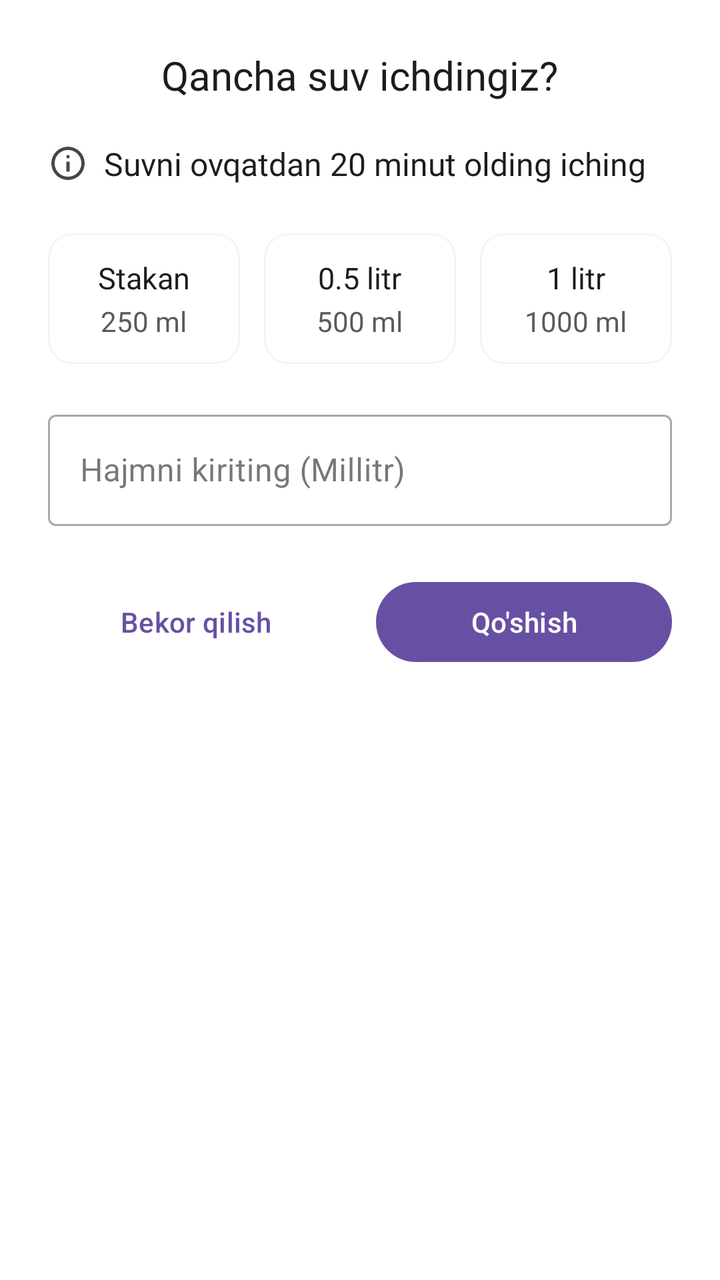
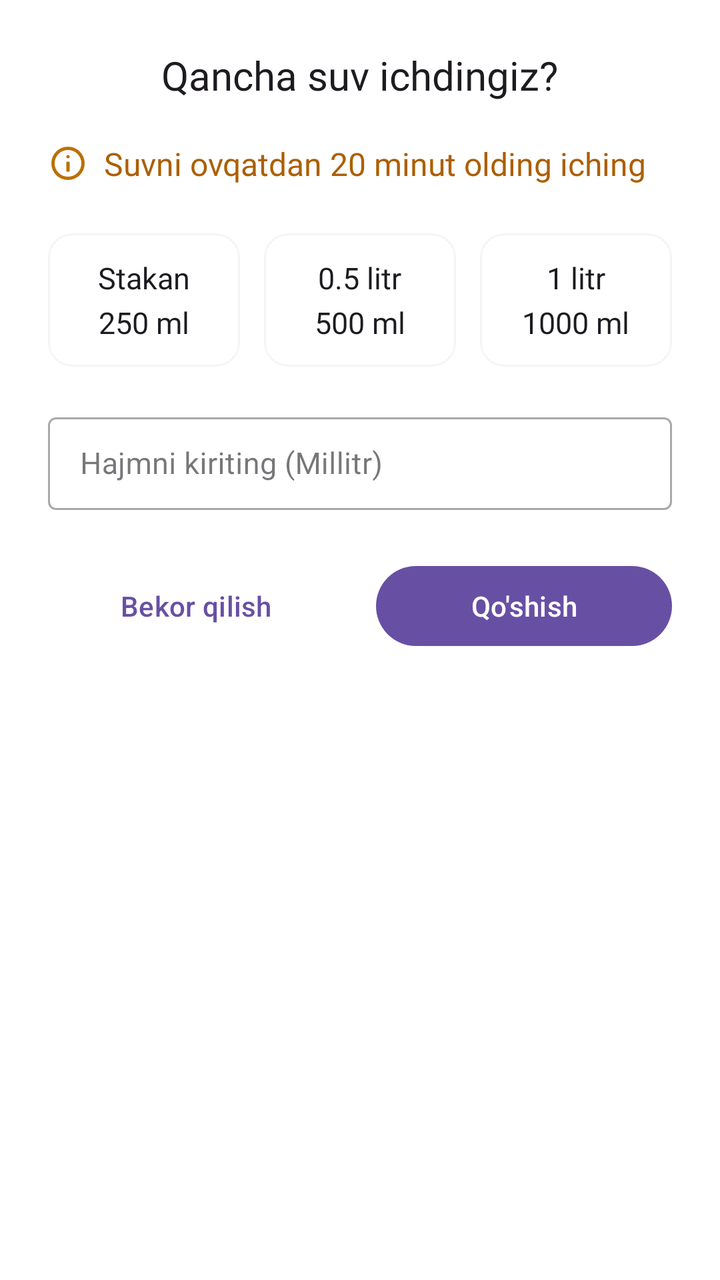

An Android layout rendered at two revisions. The XML below is the earlier revision; the diff shows what the commit changed to produce the second picture.
<!-- AndroidManifest.xml: application theme Theme.Ozamiz -->
<!-- res/layout/dialog_log_water.xml -->
<?xml version="1.0" encoding="utf-8"?>
<LinearLayout xmlns:android="http://schemas.android.com/apk/res/android"
    xmlns:app="http://schemas.android.com/apk/res-auto"
    android:layout_width="match_parent"
    android:layout_height="wrap_content"
    android:background="?colorSurfaceContainerLowest"
    android:orientation="vertical"
    android:padding="24dp">

    <TextView
        style="@style/Title2_20"
        android:layout_width="wrap_content"
        android:layout_height="wrap_content"
        android:layout_gravity="center_horizontal"
        android:layout_marginBottom="20dp"
        android:text="@string/log_water_title"
        android:textColor="?colorOnSurface" />

    <TextView
        style="@style/Text1_16"
        android:layout_width="wrap_content"
        android:layout_height="wrap_content"
        android:layout_marginBottom="12dp"
        android:drawablePadding="@dimen/dimen_8"
        android:text="Suvni ovqatdan 20 minut olding iching"
        android:textColor="?colorOnSurface"
        app:drawableStartCompat="@drawable/info_ic" />

    <LinearLayout
        android:layout_width="match_parent"
        android:layout_height="wrap_content"
        android:layout_marginTop="@dimen/dimen_12"
        android:baselineAligned="false"
        android:orientation="horizontal">

        <com.google.android.material.card.MaterialCardView
            android:id="@+id/card_glass"
            style="@style/WaterPresetCard">

            <LinearLayout style="@style/WaterPresetLayout">

                <ImageView
                    style="@style/WaterPresetIcon"
                    android:visibility="gone"
                    android:src="@drawable/water_full_24px" />

                <TextView
                    style="@style/WaterPresetLabel"
                    android:text="@string/water_preset_glass" />

                <TextView
                    style="@style/WaterPresetAmount"
                    android:text="@string/water_amount_glass" />
            </LinearLayout>
        </com.google.android.material.card.MaterialCardView>

        <com.google.android.material.card.MaterialCardView
            android:id="@+id/card_small_bottle"
            style="@style/WaterPresetCard"
            android:layout_marginStart="12dp"
            android:layout_marginEnd="12dp">

            <LinearLayout style="@style/WaterPresetLayout">

                <ImageView
                    style="@style/WaterPresetIcon"
                    android:visibility="gone"
                    android:src="@drawable/bottle_mini" />

                <TextView
                    style="@style/WaterPresetLabel"
                    android:gravity="center"
                    android:text="0.5 litr" />

                <TextView
                    style="@style/WaterPresetAmount"
                    android:text="@string/water_amount_small_bottle" />
            </LinearLayout>
        </com.google.android.material.card.MaterialCardView>

        <com.google.android.material.card.MaterialCardView
            android:id="@+id/card_large_bottle"
            style="@style/WaterPresetCard">

            <LinearLayout style="@style/WaterPresetLayout">

                <ImageView
                    style="@style/WaterPresetIcon"
                    android:visibility="gone"
                    android:src="@drawable/water_bottle_24px" />

                <TextView
                    style="@style/WaterPresetLabel"
                    android:text="1 litr" />

                <TextView
                    style="@style/WaterPresetAmount"
                    android:text="@string/water_amount_large_bottle" />
            </LinearLayout>
        </com.google.android.material.card.MaterialCardView>

    </LinearLayout>

    <com.google.android.material.textfield.TextInputLayout
        android:id="@+id/textInputLayout_waterAmount"
        style="@style/Widget.MaterialComponents.TextInputLayout.OutlinedBox"
        android:layout_width="match_parent"
        android:layout_height="wrap_content"
        android:layout_marginTop="20dp"
        android:hint="@string/enter_water_amount_hint"
        app:suffixText="ml">

        <com.google.android.material.textfield.TextInputEditText
            android:id="@+id/editText_waterAmount"
            android:layout_width="match_parent"
            android:layout_height="wrap_content"
            android:imeOptions="actionDone"
            android:inputType="number"
            android:maxLength="5" />
    </com.google.android.material.textfield.TextInputLayout>

    <LinearLayout
        android:layout_width="match_parent"
        android:layout_height="wrap_content"
        android:layout_marginTop="24dp"
        android:orientation="horizontal">

        <com.google.android.material.button.MaterialButton
            android:id="@+id/button_cancel_water"
            style="@style/Widget.Material3.Button.TextButton"
            android:layout_width="0dp"
            android:layout_height="wrap_content"
            android:layout_marginEnd="8dp"
            android:layout_weight="1"
            android:text="@string/cancel" />

        <com.google.android.material.button.MaterialButton
            android:id="@+id/button_add_water_confirm"
            style="@style/Widget.Material3.Button"
            android:layout_width="0dp"
            android:layout_height="wrap_content"
            android:layout_marginStart="8dp"
            android:layout_weight="1"
            android:text="@string/add" />
    </LinearLayout>

</LinearLayout>
<!-- resources referenced by this layout -->
<resources>
  <style name="WaterPresetAmount" parent="Text1_14">
              <item name="android:layout_width">wrap_content</item>
              <item name="android:layout_height">wrap_content</item>
              <item name="android:textColor">?colorOnSurfaceVariant</item>
              <item name="android:layout_marginTop">2dp</item>
          </style>
  <style name="WaterPresetCard" parent="Widget.Material3.CardView.Outlined">
              <item name="android:layout_width">0dp</item>
              <item name="android:layout_height">wrap_content</item>
              <item name="android:layout_weight">1</item>
              <item name="cardCornerRadius">12dp</item>
              <item name="android:clickable">true</item>
              <item name="android:focusable">true</item>
              <item name="android:foreground">?attr/selectableItemBackground</item>
              <item name="cardBackgroundColor">?colorSurfaceContainerLowest</item>
              <item name="strokeWidth">1dp</item>
              <item name="strokeColor">?colorOutlineVariant</item>
          </style>
  <style name="WaterPresetLabel" parent="Text2_15">
              <item name="android:layout_width">wrap_content</item>
              <item name="android:layout_height">wrap_content</item>
              <item name="android:textColor">?colorOnSurface</item>
          </style>
  <style name="WaterPresetLayout">
              <item name="android:layout_width">match_parent</item>
              <item name="android:layout_height">wrap_content</item>
              <item name="android:orientation">vertical</item>
              <item name="android:padding">12dp</item>
              <item name="android:gravity">center</item>
          </style>
  <style name="Text1_14">
          <item name="android:textSize">14sp</item>
          <item name="android:fontFamily">@font/roboto_regular</item>
      </style>
  <style name="Base.Ozamiz" parent="Theme.Material3.Light.NoActionBar">
  
          <item name="backgroundColor">?colorSurface</item>
          <item name="android:windowBackground">?backgroundColor</item>
          <item name="android:statusBarColor">?colorSurfaceContainerLowest</item>
          <item name="android:windowLightStatusBar">true</item>
  
          <item name="colorPrimary">#6750A4</item>
          <item name="colorOnPrimary">#FFFFFF</item>
          <item name="colorPrimaryContainer">#EADDFF</item>
          <item name="colorOnPrimaryContainer">#21005D</item>
          <item name="colorSecondary">#625B71</item>
          <item name="colorOnSecondary">#FFFFFF</item>
          <item name="colorSecondaryContainer">#E8DEF8</item>
          <item name="colorOnSecondaryContainer">#1D192B</item>
          <item name="colorTertiary">#7D5260</item>
          <item name="colorOnTertiary">#FFFFFF</item>
          <item name="colorTertiaryContainer">#FFD8E4</item>
          <item name="colorOnTertiaryContainer">#31111D</item>
          <item name="colorError">#B3261E</item>
          <item name="colorOnError">#FFFFFF</item>
          <item name="colorErrorContainer">#FFDAD6</item>
          <item name="colorOnErrorContainer">#410002</item>
  
          <item name="colorPrimaryFixed">#EADDFF</item>
          <item name="colorPrimaryFixedDim">#D0BCFF</item>
          <item name="colorOnPrimaryFixed">#21005D</item>
          <item name="colorOnPrimaryFixedVariant">#6750A4</item>
          <item name="colorSecondaryFixed">#E8DEF8</item>
          <item name="colorSecondaryFixedDim">#CCC2DC</item>
          <item name="colorOnSecondaryFixed">#1D192B</item>
          <item name="colorOnSecondaryFixedVariant">#4A4458</item>
  
          <item name="colorTertiaryFixed">#FFD8E4</item>
          <item name="colorTertiaryFixedDim">#EFB8C8</item>
          <item name="colorOnTertiaryFixed">#31111D</item>
          <item name="colorOnTertiaryFixedVariant">#7D5260</item>
  
          <item name="colorOutline">#979797</item>
          <item name="colorOutlineVariant">#FDF4F4F4</item>
  
          <item name="colorSurfaceDim">#DED8E1</item>
          <item name="colorSurface">#FFFFFF</item>
          <item name="colorSurfaceBright">#FEF7FF</item>
  
          <item name="colorSurfaceContainerLowest">#FFFFFF</item>
          <item name="colorSurfaceContainerLow">#F7F2FA</item>
          <item name="colorSurfaceContainer">#F3EDF7</item>
          <item name="colorSurfaceContainerHigh">#E6E0EC</item>
          <item name="colorSurfaceContainerHighest">#DED8E1</item>
          <item name="colorOnSurface">#1D1B20</item>
          <item name="colorOnSurfaceVariant">#5A5A5A</item>
  
          <item name="colorSurfaceInverse">#322F35</item>
          <item name="colorOnSurfaceInverse">#F5EFF7</item>
  
          <item name="contentScrim">#000000</item>
          <item name="android:shadowColor">#000000</item>
      </style>
  <!-- unchanged entries left out for length: 20 -->
</resources>

<!-- the commit's change to res/layout/dialog_log_water.xml (unified diff, before → after) -->
@@ -23,7 +23,8 @@
         android:layout_marginBottom="12dp"
         android:drawablePadding="@dimen/dimen_8"
         android:text="Suvni ovqatdan 20 minut olding iching"
-        android:textColor="?colorOnSurface"
+        android:textColor="#AC5F00"
+        android:drawableTint="@color/yellow"
         app:drawableStartCompat="@drawable/info_ic" />
 
     <LinearLayout
@@ -37,7 +38,9 @@
             android:id="@+id/card_glass"
             style="@style/WaterPresetCard">
 
-            <LinearLayout style="@style/WaterPresetLayout">
+            <LinearLayout
+                android:background="@color/white"
+                style="@style/WaterPresetLayout">
 
                 <ImageView
                     style="@style/WaterPresetIcon"
@@ -60,7 +63,9 @@
             android:layout_marginStart="12dp"
             android:layout_marginEnd="12dp">
 
-            <LinearLayout style="@style/WaterPresetLayout">
+            <LinearLayout style="@style/WaterPresetLayout"
+                android:background="@color/white"
+                >
 
                 <ImageView
                     style="@style/WaterPresetIcon"
@@ -82,7 +87,9 @@
             android:id="@+id/card_large_bottle"
             style="@style/WaterPresetCard">
 
-            <LinearLayout style="@style/WaterPresetLayout">
+            <LinearLayout
+                android:background="@color/white"
+                style="@style/WaterPresetLayout">
 
                 <ImageView
                     style="@style/WaterPresetIcon"
@@ -103,7 +110,7 @@
 
     <com.google.android.material.textfield.TextInputLayout
         android:id="@+id/textInputLayout_waterAmount"
-        style="@style/Widget.MaterialComponents.TextInputLayout.OutlinedBox"
+        style="@style/Widget.MaterialComponents.TextInputLayout.OutlinedBox.Dense"
         android:layout_width="match_parent"
         android:layout_height="wrap_content"
         android:layout_marginTop="20dp"
@@ -115,6 +122,7 @@
             android:layout_width="match_parent"
             android:layout_height="wrap_content"
             android:imeOptions="actionDone"
+            android:textSize="15sp"
             android:inputType="number"
             android:maxLength="5" />
     </com.google.android.material.textfield.TextInputLayout>
<!-- resource entries referenced after the edit -->
@@ -1,9 +1,11 @@
 <!-- resources referenced by this layout -->
 <resources>
-  <style name="WaterPresetAmount" parent="Text1_14">
+  <color name="white">#FFFFFFFF</color>
+  <color name="yellow">#BB7000</color>
+  <style name="WaterPresetAmount" parent="Text2_15">
               <item name="android:layout_width">wrap_content</item>
               <item name="android:layout_height">wrap_content</item>
-              <item name="android:textColor">?colorOnSurfaceVariant</item>
+              <item name="android:textColor">?colorOnSurface</item>
               <item name="android:layout_marginTop">2dp</item>
           </style>
   <style name="WaterPresetCard" parent="Widget.Material3.CardView.Outlined">
@@ -14,11 +16,11 @@
               <item name="android:clickable">true</item>
               <item name="android:focusable">true</item>
               <item name="android:foreground">?attr/selectableItemBackground</item>
-              <item name="cardBackgroundColor">?colorSurfaceContainerLowest</item>
+              <item name="cardBackgroundColor">@color/white</item>
               <item name="strokeWidth">1dp</item>
               <item name="strokeColor">?colorOutlineVariant</item>
           </style>
-  <style name="WaterPresetLabel" parent="Text2_15">
+  <style name="WaterPresetLabel" parent="Headline3_15">
               <item name="android:layout_width">wrap_content</item>
               <item name="android:layout_height">wrap_content</item>
               <item name="android:textColor">?colorOnSurface</item>
@@ -28,12 +30,15 @@
               <item name="android:layout_height">wrap_content</item>
               <item name="android:orientation">vertical</item>
               <item name="android:padding">12dp</item>
+              <item name="background">@color/white</item>
               <item name="android:gravity">center</item>
           </style>
-  <style name="Text1_14">
-          <item name="android:textSize">14sp</item>
-          <item name="android:fontFamily">@font/roboto_regular</item>
+  <style name="Headline3_15">
+          <item name="android:textSize">15sp</item>
+          <item name="android:fontFamily">@font/roboto_medium</item>
       </style>
+  
+      //Text
   <style name="Base.Ozamiz" parent="Theme.Material3.Light.NoActionBar">
   
           <item name="backgroundColor">?colorSurface</item>
@@ -85,7 +90,7 @@
           <item name="colorSurfaceContainerHigh">#E6E0EC</item>
           <item name="colorSurfaceContainerHighest">#DED8E1</item>
           <item name="colorOnSurface">#1D1B20</item>
-          <item name="colorOnSurfaceVariant">#5A5A5A</item>
+          <item name="colorOnSurfaceVariant">#6C6C6C</item>
   
           <item name="colorSurfaceInverse">#322F35</item>
           <item name="colorOnSurfaceInverse">#F5EFF7</item>
